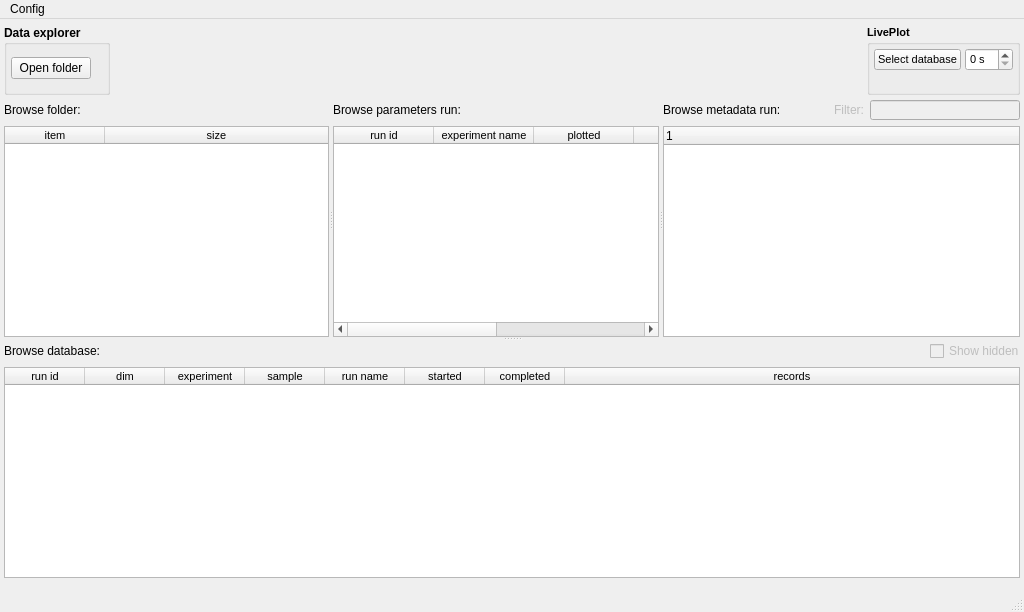
First picture: the form in pyplotter/ui/main.ui, repository pyplotter/pyplotter, before the edit.
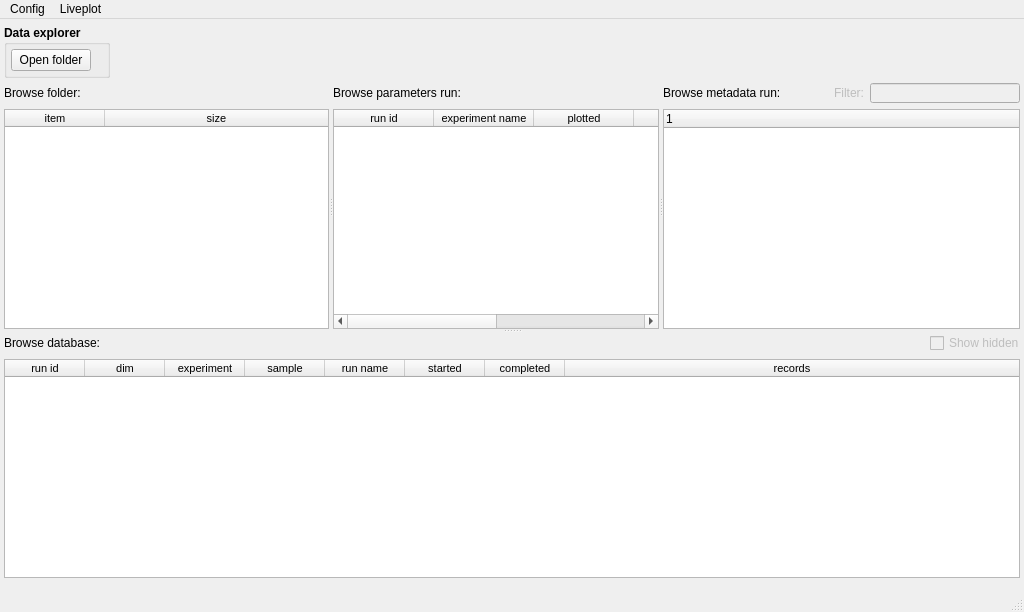
Second picture: the form after the edit. Custom widgets are drawn as their Qt base class.

Commit message: Start to implement new interface for liveplot

What changed in the file:
```diff
--- a/pyplotter/ui/main.ui
+++ b/pyplotter/ui/main.ui
@@ -126,122 +126,6 @@
           </property>
          </spacer>
         </item>
-        <item>
-         <widget class="QGroupBox" name="groupBoxLivePlot">
-          <property name="enabled">
-           <bool>true</bool>
-          </property>
-          <property name="maximumSize">
-           <size>
-            <width>16777215</width>
-            <height>100</height>
-           </size>
-          </property>
-          <property name="font">
-           <font>
-            <pointsize>8</pointsize>
-            <weight>75</weight>
-            <bold>true</bold>
-           </font>
-          </property>
-          <property name="title">
-           <string>LivePlot</string>
-          </property>
-          <property name="flat">
-           <bool>false</bool>
-          </property>
-          <layout class="QVBoxLayout" name="verticalLayout_9">
-           <property name="spacing">
-            <number>4</number>
-           </property>
-           <property name="leftMargin">
-            <number>4</number>
-           </property>
-           <property name="topMargin">
-            <number>4</number>
-           </property>
-           <property name="rightMargin">
-            <number>4</number>
-           </property>
-           <property name="bottomMargin">
-            <number>4</number>
-           </property>
-           <item>
-            <layout class="QHBoxLayout" name="horizontalLayoutLivePlot1">
-             <item>
-              <widget class="QPushButton" name="pushButtonLivePlot">
-               <property name="enabled">
-                <bool>true</bool>
-               </property>
-               <property name="maximumSize">
-                <size>
-                 <width>16777215</width>
-                 <height>16777215</height>
-                </size>
-               </property>
-               <property name="font">
-                <font>
-                 <weight>50</weight>
-                 <bold>false</bold>
-                </font>
-               </property>
-               <property name="text">
-                <string>Select database</string>
-               </property>
-              </widget>
-             </item>
-             <item>
-              <widget class="QSpinBox" name="spinBoxLivePlot">
-               <property name="enabled">
-                <bool>true</bool>
-               </property>
-               <property name="minimumSize">
-                <size>
-                 <width>25</width>
-                 <height>0</height>
-                </size>
-               </property>
-               <property name="maximumSize">
-                <size>
-                 <width>16777215</width>
-                 <height>16777215</height>
-                </size>
-               </property>
-               <property name="font">
-                <font>
-                 <weight>50</weight>
-                 <bold>false</bold>
-                </font>
-               </property>
-               <property name="toolTip">
-                <string/>
-               </property>
-               <property name="suffix">
-                <string> s</string>
-               </property>
-              </widget>
-             </item>
-            </layout>
-           </item>
-           <item>
-            <widget class="QLabel" name="labelLivePlotDataBase">
-             <property name="enabled">
-              <bool>true</bool>
-             </property>
-             <property name="maximumSize">
-              <size>
-               <width>16777215</width>
-               <height>16777215</height>
-              </size>
-             </property>
-             <property name="text">
-              <string/>
-             </property>
-            </widget>
-           </item>
-          </layout>
-         </widget>
-        </item>
        </layout>
       </item>
      </layout>
@@ -768,7 +652,14 @@
     <addaction name="actionDefaultPath"/>
     <addaction name="menuplot"/>
    </widget>
+   <widget class="QMenu" name="menuLiveplot">
+    <property name="title">
+     <string>Liveplot</string>
+    </property>
+    <addaction name="actionOpenliveplot"/>
+   </widget>
    <addaction name="menuConfig"/>
+   <addaction name="menuLiveplot"/>
   </widget>
   <action name="actionqb">
    <property name="checkable">
```
Left out of the diff: 10 changed lines with no effect on the pictures. The commit also changes 7 other files.
